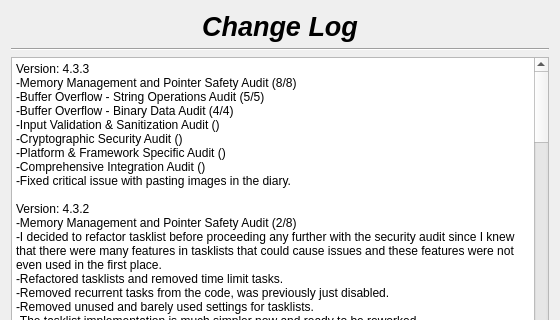
This is changelog.ui in therealMaPMaKeR/MMDiary as Qt 5 draws it before an edit; both pictures show x 0 to 560 and y 0 to 320 of the 560 by 536 pixel window. The edited form follows.
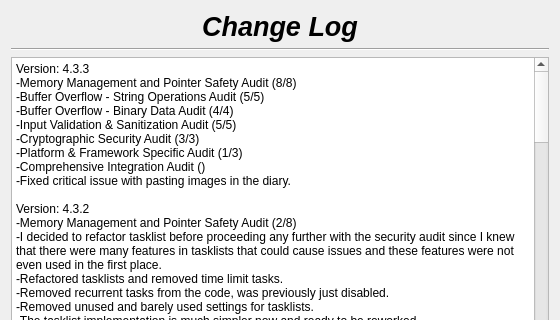
This is the edited form.

Commit message:
sec audit prompt 26
no issue found

The edit to the form file:
```diff
--- a/changelog.ui
+++ b/changelog.ui
@@ -56,8 +56,8 @@
 li.checked::marker { content: &quot;\2612&quot;; }
 &lt;/style&gt;&lt;/head&gt;&lt;body style=&quot; font-family:'Segoe UI'; font-size:9pt; font-weight:400; font-style:normal;&quot;&gt;
 &lt;p style=&quot; margin-top:0px; margin-bottom:0px; margin-left:0px; margin-right:0px; -qt-block-indent:0; text-indent:0px;&quot;&gt;Version: 4.3.3&lt;br /&gt;-Memory Management and Pointer Safety Audit (8/8)&lt;/p&gt;
-&lt;p style=&quot; margin-top:0px; margin-bottom:0px; margin-left:0px; margin-right:0px; -qt-block-indent:0; text-indent:0px;&quot;&gt;-Buffer Overflow - String Operations Audit (5/5)&lt;br /&gt;-Buffer Overflow - Binary Data Audit (4/4)&lt;br /&gt;-Input Validation &amp;amp; Sanitization Audit ()&lt;/p&gt;
-&lt;p style=&quot; margin-top:0px; margin-bottom:0px; margin-left:0px; margin-right:0px; -qt-block-indent:0; text-indent:0px;&quot;&gt;-Cryptographic Security Audit ()&lt;br /&gt;-Platform &amp;amp; Framework Specific Audit ()&lt;br /&gt;-Comprehensive Integration Audit ()&lt;br /&gt;-Fixed critical issue with pasting images in the diary.&lt;/p&gt;
+&lt;p style=&quot; margin-top:0px; margin-bottom:0px; margin-left:0px; margin-right:0px; -qt-block-indent:0; text-indent:0px;&quot;&gt;-Buffer Overflow - String Operations Audit (5/5)&lt;br /&gt;-Buffer Overflow - Binary Data Audit (4/4)&lt;br /&gt;-Input Validation &amp;amp; Sanitization Audit (5/5)&lt;/p&gt;
+&lt;p style=&quot; margin-top:0px; margin-bottom:0px; margin-left:0px; margin-right:0px; -qt-block-indent:0; text-indent:0px;&quot;&gt;-Cryptographic Security Audit (3/3)&lt;br /&gt;-Platform &amp;amp; Framework Specific Audit (1/3)&lt;br /&gt;-Comprehensive Integration Audit ()&lt;br /&gt;-Fixed critical issue with pasting images in the diary.&lt;/p&gt;
 &lt;p style=&quot; margin-top:0px; margin-bottom:0px; margin-left:0px; margin-right:0px; -qt-block-indent:0; text-indent:0px;&quot;&gt;&lt;br /&gt;Version: 4.3.2&lt;br /&gt;-Memory Management and Pointer Safety Audit (2/8)&lt;/p&gt;
 &lt;p style=&quot; margin-top:0px; margin-bottom:0px; margin-left:0px; margin-right:0px; -qt-block-indent:0; text-indent:0px;&quot;&gt;-I decided to refactor tasklist before proceeding any further with the security audit since I knew that there were many features in tasklists that could cause issues and these features were not even used in the first place.&lt;/p&gt;
 &lt;p style=&quot; margin-top:0px; margin-bottom:0px; margin-left:0px; margin-right:0px; -qt-block-indent:0; text-indent:0px;&quot;&gt;-Refactored tasklists and removed time limit tasks.&lt;/p&gt;
```
